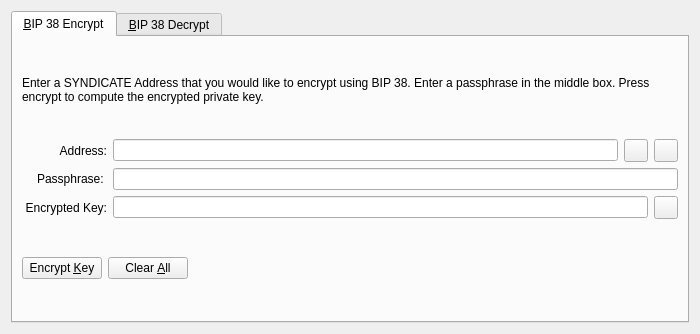
Old version of the form src/qt/forms/bip38tooldialog.ui in the repository convertdoubler/strawberrycoin.
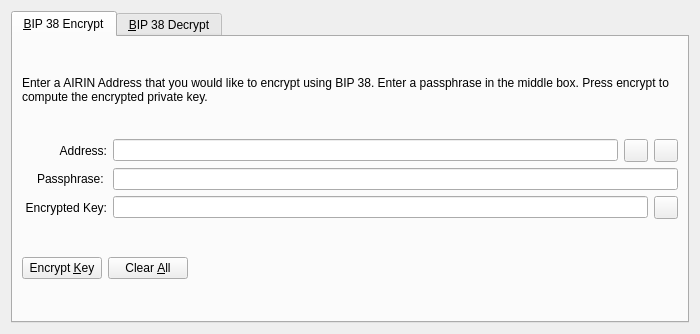
New version of the form. The open tabs and pages were chosen to show the change. Icons and pictures are not drawn. Custom widgets are drawn as their Qt base class.

The edit to the form file:
```diff
--- a/src/qt/forms/bip38tooldialog.ui
+++ b/src/qt/forms/bip38tooldialog.ui
@@ -30,7 +30,7 @@
        <item>
         <widget class="QLabel" name="infoLabel_ENC">
          <property name="text">
-          <string>Enter a SYNDICATE Address that you would like to encrypt using BIP 38. Enter a passphrase in the middle box. Press encrypt to compute the encrypted private key.</string>
+          <string>Enter a AIRIN Address that you would like to encrypt using BIP 38. Enter a passphrase in the middle box. Press encrypt to compute the encrypted private key.</string>
          </property>
          <property name="textFormat">
           <enum>Qt::PlainText</enum>
```
Left out of the diff: 22 changed lines with no effect on the pictures.
